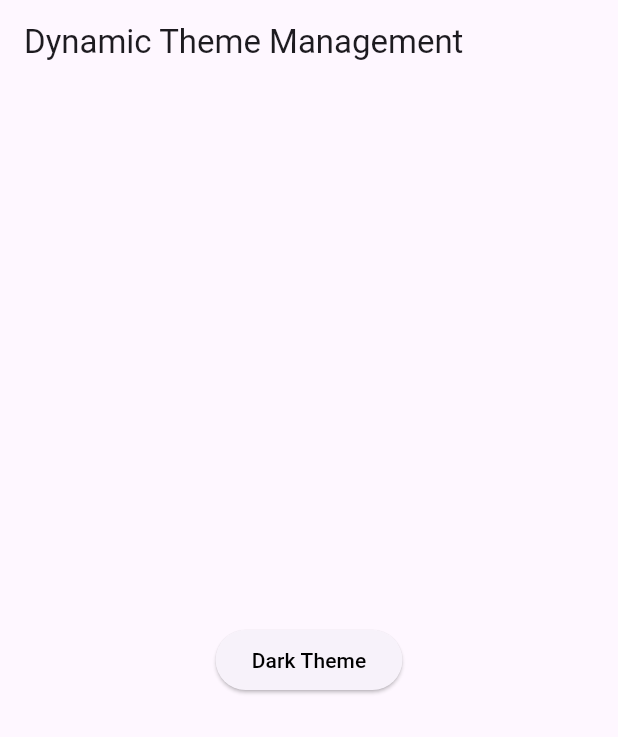
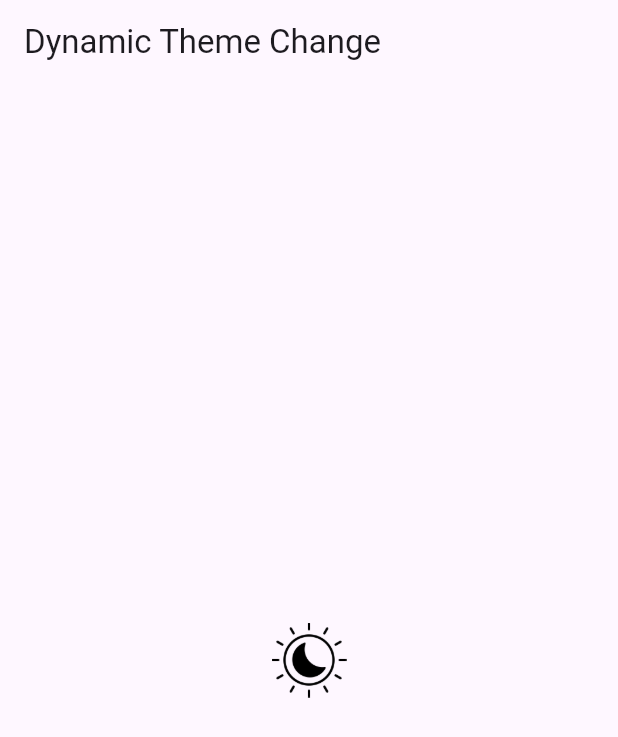
Before and after one commit to rajoanrahman100/theme_managment_flutter_bloc, a Flutter app: the screen it shows after launch, on a phone screen of 412 x 824 dp. Shown: the top 737 px of the screen. Run offline on Flutter 3.47's test engine with Material 3 defaults, Android fonts, the phone set to English and light mode, and no system bars; our stand-ins replace flutter_bloc, shared_preferences.

Commit message:
Changing theme with image

```diff
--- a/lib/main.dart
+++ b/lib/main.dart
@@ -34,18 +34,18 @@ class MyHomePage extends StatelessWidget {
 
     return Scaffold(
       appBar: AppBar(
-        title: const Text("Dynamic Theme Management"),
+        title: const Text("Dynamic Theme Change"),
       ),
       body: Center(
-        child: ElevatedButton(
-          onPressed: () {
-            context.read<ThemeCubit>().toggleTheme(!isDarkMode);
-          },
-          child: Text(
-            isDarkMode ? "Light Theme" : "Dark Theme",
-            style: TextStyle(color: isDarkMode ? Colors.white : Colors.black),
-          ),
-        ),
+        child: GestureDetector(
+            onTap: () {
+              context.read<ThemeCubit>().toggleTheme(!isDarkMode);
+            },
+            child: Image.asset(
+              isDarkMode ? "assets/light.png" : "assets/dark.png",
+              height: 50,
+              width: 50,
+            )),
       ),
     );
   }
```
